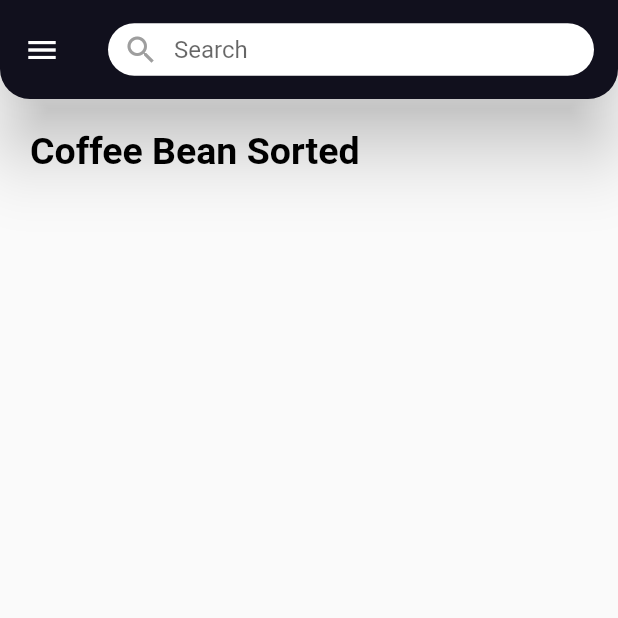
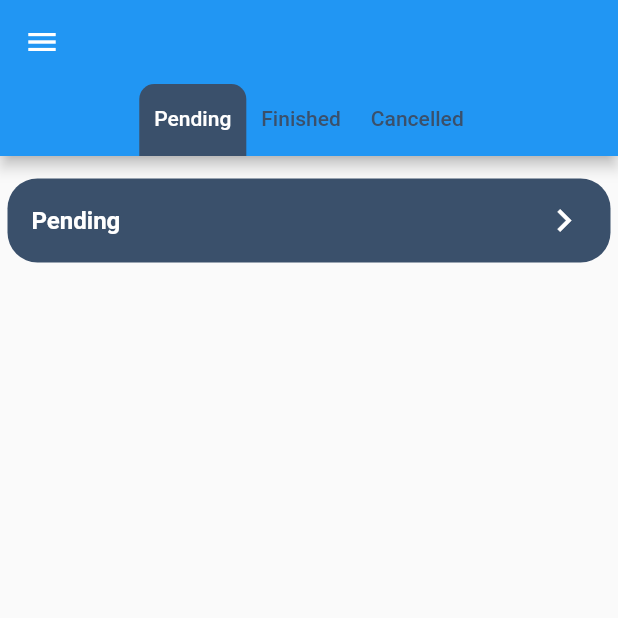
Before and after one commit to joephinecalapiz/cofeebeansorter_mobile, a Flutter app: the HistoryPage screen opened directly, on a phone screen of 412 x 824 dp, the top half of it. Run offline on Flutter 3.47's test engine with Material 2 defaults, Android fonts, the phone set to English and light mode, and no system bars; our stand-ins replace get, google_fonts, shared_preferences; accounts and stored records are empty.

Commit message:
adding top bar by jere

```diff
--- a/lib/adminpages/tabs/history.dart
+++ b/lib/adminpages/tabs/history.dart
@@ -1,53 +1,117 @@
-
+import 'package:coffeebeansorter_mobile/adminpages/tabs/tab/page_one.dart';
 import 'package:coffeebeansorter_mobile/api/constant.dart';
 import 'package:coffeebeansorter_mobile/local/appbar.dart';
 import 'package:coffeebeansorter_mobile/local/drawer.dart';
+import 'package:coffeebeansorter_mobile/model/user.dart';
 import 'package:coffeebeansorter_mobile/pages/LoginPage.dart';
 import 'package:flutter/material.dart';
 
-class HistoryPage extends StatelessWidget {
+class HistoryPage extends StatefulWidget {
   const HistoryPage({Key? key}) : super(key: key);
 
+  @override
+  State<HistoryPage> createState() => _HistoryPageState();
+}
+
+class _HistoryPageState extends State<HistoryPage>
+    with SingleTickerProviderStateMixin {
+  late TabController tabController;
+
+  List pending = [
+    User(
+      name: 'Pending',
+      email: 'Me',
+      role: 21,
+    ),
+  ];
+
+  List finished = [
+    User(
+      name: 'Finished',
+      email: 'Me',
+      role: 21,
+    ),
+  ];
+
+  List cancel = [
+    User(
+      name: 'Cancelled',
+      email: 'Me',
+      role: 21,
+    ),
+  ];
+
+  @override
+  void initState() {
+    tabController = TabController(length: 3, vsync: this);
+    super.initState();
+  }
 
   @override
   Widget build(BuildContext context) {
     return Scaffold(
-      appBar: const CustomAppBar(),
-
-
-      drawer: const CustomDrawer(),
-      body: SingleChildScrollView(
-        scrollDirection: Axis.vertical,
-        child: Column(
-          children: [
-            Column(
-              children: [
-                Column(
-                  children: [
-                    Row(
-                      mainAxisAlignment: MainAxisAlignment.spaceBetween,
-                      children: [
-                        Padding(
-                          padding: const EdgeInsets.all(20),
-                          child: Text(
-                            'Coffee Bean Sorted',
-                            style: TextStyle(
-                              color: primaryTextColor,
-                              fontWeight: FontWeight.bold,
-                              fontSize: 25,
-                            ),
-                          ),
-                        ),
-                      ],
-                    ),
-                  ],
-                ),
-
-              ],
-            ),
+      appBar: AppBar(
+        bottom: TabBar(
+          isScrollable: true,
+          controller: tabController,
+          labelPadding: const EdgeInsets.symmetric(horizontal: 10.0),
+          indicator: const ShapeDecoration(
+            shape: RoundedRectangleBorder(
+                borderRadius: BorderRadius.only(
+                    topLeft: Radius.circular(10),
+                    topRight: Radius.circular(10))),
+            color: Color(0xFF3a506b),
+          ),
+          labelColor: Colors.white,
+          unselectedLabelColor: const Color(0xFF3a506b),
+          tabs: const [
+            Tab(child: Text('Pending')),
+            Tab(child: Text('Finished')),
+            Tab(child: Text('Cancelled')),
           ],
         ),
       ),
+      drawer: const CustomDrawer(),
+      body: TabBarView(
+        controller: tabController,
+        children: [
+          PageOne(family: pending),
+          PageOne(family: finished),
+          PageOne(family: cancel),
+        ],
+      ),
+      // body: SingleChildScrollView(
+      //   scrollDirection: Axis.vertical,
+      //   child: Column(
+      //     children: [
+      //       Column(
+      //         children: [
+      //           Column(
+      //             children: [
+      //               Row(
+      //                 mainAxisAlignment: MainAxisAlignment.spaceBetween,
+      //                 children: [
+      //                   Padding(
+      //                     padding: const EdgeInsets.all(20),
+      //                     child: Text(
+      //                       'Coffee Bean Sorted',
+      //                       style: TextStyle(
+      //                         color: primaryTextColor,
+      //                         fontWeight: FontWeight.bold,
+      //                         fontSize: 25,
+      //                       ),
+      //                     ),
+      //                   ),
+      //                 ],
+      //               ),
+      //             ],
+      //           ),
+      //
+      //         ],
+      //       ),
+      //     ],
+      //   ),
+      // ),
     );
   }
 }
--- /dev/null
+++ b/lib/adminpages/tabs/tab/page_one.dart
@@ -0,0 +1,22 @@
+import 'package:coffeebeansorter_mobile/adminpages/tabs/tab/userlistitem.dart';
+import 'package:flutter/material.dart';
+
+class PageOne extends StatelessWidget {
+
+  final List family;
+
+  const PageOne({
+    required this.family,
+    Key? key}) : super(key: key);
+
+  @override
+  Widget build(BuildContext context) {
+    return ListView(
+      children: [
+        ...family.map((user) => UserListItem(
+          item: user,
+        )).toList()
+      ],
+    );
+  }
+}
--- /dev/null
+++ b/lib/adminpages/tabs/tab/userlistitem.dart
@@ -0,0 +1,58 @@
+import 'package:coffeebeansorter_mobile/model/user.dart';
+import 'package:flutter/material.dart';
+
+class UserListItem extends StatelessWidget {
+
+  final User item;
+
+  const UserListItem({
+    required this.item,
+    Key? key}) : super(key: key);
+
+  @override
+  Widget build(BuildContext context) {
+    return ListView(
+      padding: const EdgeInsets.only(
+          left: 5,
+          right: 5
+      ),
+      shrinkWrap: true,
+      children: <Widget>[
+        const SizedBox(
+          height: 15,
+        ),
+        Theme(
+          data: ThemeData(
+            splashColor: const Color(0xff6fffe9),
+            highlightColor: const Color(0xFF2C776A).withOpacity(.5),
+          ),
+          child: ListTile(
+            shape: RoundedRectangleBorder(
+                borderRadius: BorderRadius.circular(20)
+            ),
+            tileColor: const Color(0xFF3a506b),
+            iconColor: Colors.white,
+            textColor: Colors.white,
+            // leading: CircleAvatar(backgroundImage: AssetImage(item.icon)),
+            title: Text(item.name ?? 'Not a member',
+              style: const TextStyle(
+                  fontWeight: FontWeight.bold
+              ),
+            ),
+            // subtitle: Text(item.relationship ?? ''),
+            trailing: const Icon(Icons.navigate_next,
+              size: 30,
+            ),
+            // onTap: () {
+            //   Navigator.push(
+            //     context, MaterialPageRoute(
+            //       builder: (context) => PageTwo(info: item)
+            //   ),
+            //   );
+            // },
+          ),
+        ),
+      ],
+    );
+  }
+}
--- a/lib/pages/landingpage.dart
+++ b/lib/pages/landingpage.dart
@@ -103,7 +103,7 @@ class LandingPage extends StatelessWidget {
               child: TextButton(
                 onPressed: () => Navigator.push(
                   context,
-                  MaterialPageRoute(builder: (context) =>  HomePageCustomer()),
+                  MaterialPageRoute(builder: (context) =>  HomePage()),
                 ),
                 style: TextButton.styleFrom(padding: EdgeInsets.zero),
                 child: Container(
```
